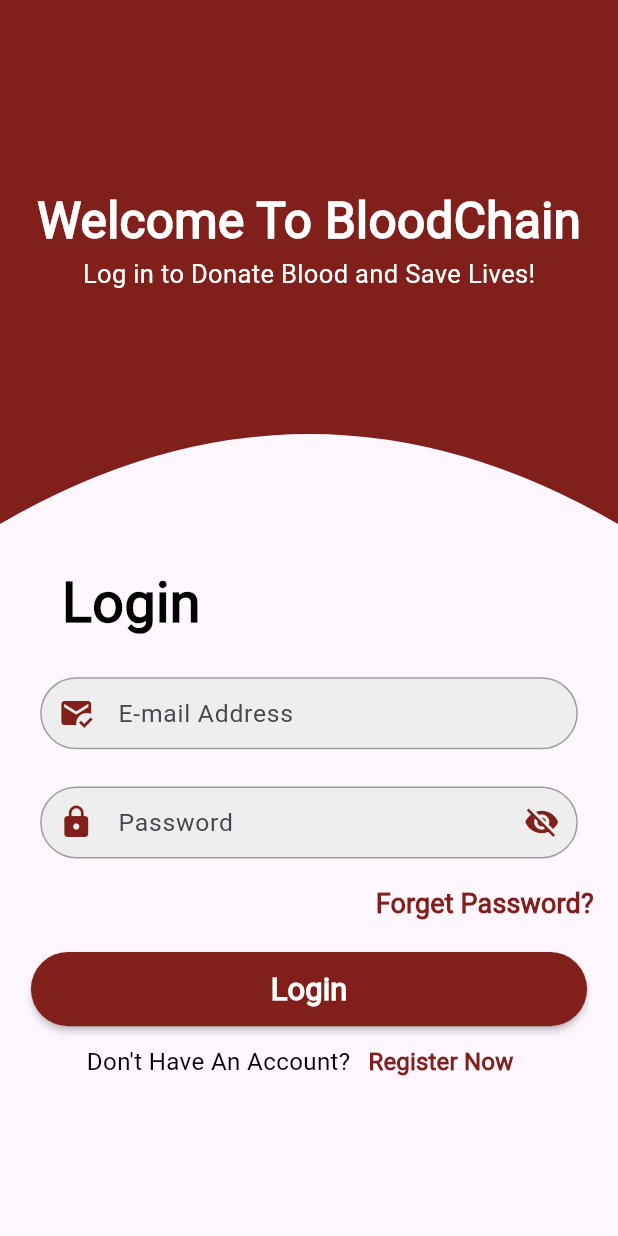
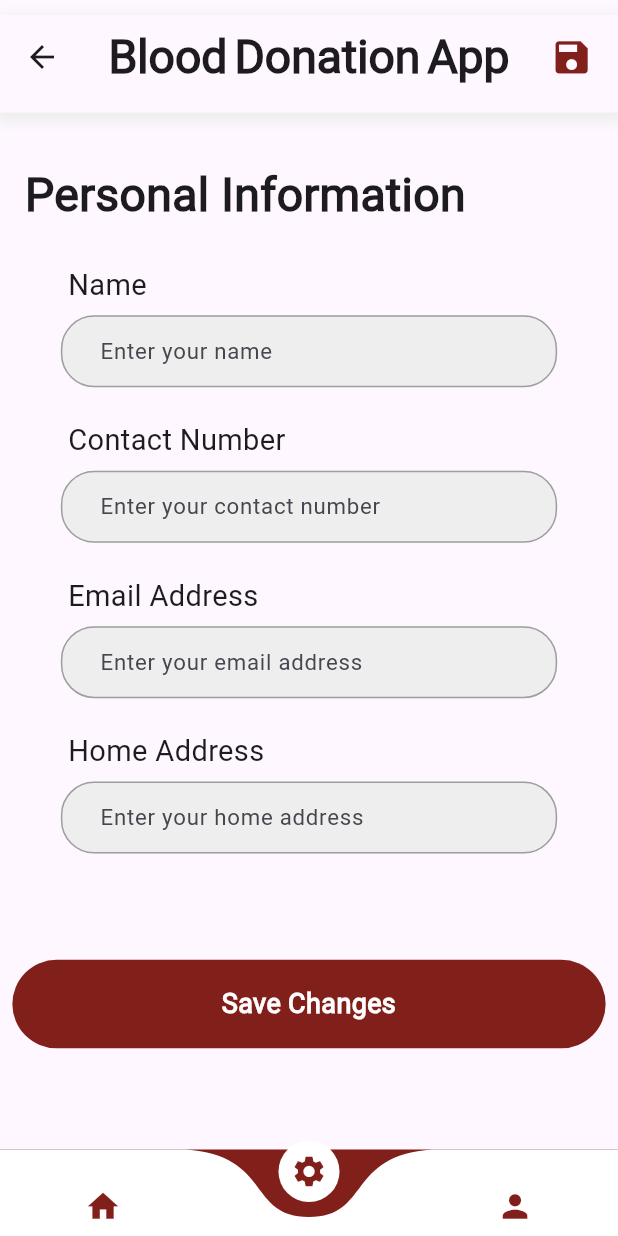
Before and after one commit to ramywael/Graduation, a Flutter app: the screen it shows after launch, on a phone screen of 412 x 824 dp. Run offline on Flutter 3.47's test engine with Material 3 defaults, Android fonts, the phone set to English and light mode, and no system bars; drawn by our look-alikes of curved_navigation_bar; our stand-ins replace cloud_firestore, email_validator, firebase_auth, firebase_core, firebase_storage, flutter_bloc and 5 more; accounts and stored records are empty.

Commit message:
- edit_personal_details and chat screens - made them responsive - refactored them

```diff
--- /dev/null
+++ b/lib/custom_widgets/edit_personal_details/field_with_its_text.dart
@@ -0,0 +1,41 @@
+import 'package:flutter/material.dart';
+import '../login_and_signup_screens/custom_text_form_field.dart';
+
+class FieldAndItsText extends StatelessWidget {
+  const FieldAndItsText({super.key,
+    required this.screenWidth,
+    required this.controller,
+    required this.type,
+    required this.hintText,
+    required this.text
+  });
+  final String text;
+  final TextEditingController controller;
+  final TextInputType type;
+  final double screenWidth;
+  final String hintText;
+  @override
+  Widget build(BuildContext context) {
+    return Column(
+      crossAxisAlignment: CrossAxisAlignment.start,
+      children: [
+        Padding(
+          padding: EdgeInsets.only(left: MediaQuery.of(context).size.width * 0.07),
+          child: Text(
+            text,
+            style: TextStyle(
+                fontFamily: 'Roboto',
+                fontSize: screenWidth * 0.047
+            ),
+          ),
+        ),
+        CustomTextFormField(
+          controller: controller,
+          inputType: type,
+          hintText: hintText,
+          screenWidth: screenWidth * 0.9,
+        )
+      ],
+    );
+  }
+}
--- a/lib/register.dart
+++ b/lib/register.dart
@@ -1,5 +1,7 @@
 import 'package:firebase_auth/firebase_auth.dart';
 import 'package:flutter/material.dart';
+import 'package:grad/screens/chat/chat_view.dart';
+import 'package:grad/screens/edit_personal_details/edit_personal_details.dart';
 import 'package:grad/screens/home/user_home_page.dart';
 import 'package:grad/screens/login_signup_forgetpass_screens/forget_password.dart';
 import 'package:grad/screens/login_signup_forgetpass_screens/login.dart';
@@ -22,7 +24,7 @@ class DonationBlood extends StatelessWidget {
       //     : const SplashScreen(),                /// This is the original code
 
 
-      home: const LoginView(),
+      home: EditPersonalDetails(),
       routes: {
         ResetPasswordView.id : (context)=>  const ResetPasswordView(),
       },
--- /dev/null
+++ b/lib/screens/edit_personal_details/edit_personal_details.dart
@@ -0,0 +1,148 @@
+import 'package:flutter/material.dart';
+import 'package:grad/constants/constant.dart';
+import 'package:grad/custom_widgets/curved_navigation_bar.dart';
+import 'package:grad/custom_widgets/edit_personal_details/field_with_its_text.dart';
+import 'package:grad/custom_widgets/profile_components/custom_button.dart';
+import 'package:grad/screens/chatbot_profile_rate_screens/profile.dart';
+import 'package:grad/screens/home/user_home_page.dart';
+
+class EditPersonalDetails extends StatelessWidget {
+  EditPersonalDetails({super.key});
+
+  final nameController = TextEditingController();
+  final phoneController = TextEditingController();
+  final emailAddress = TextEditingController();
+  final homeAddress = TextEditingController();
+
+  @override
+  Widget build(BuildContext context) {
+    final screenWidth = MediaQuery.of(context).size.width;
+    final screenHeight = MediaQuery.of(context).size.height;
+    return Scaffold(
+      appBar: PreferredSize(
+        preferredSize: const Size.fromHeight(75),
+        child: Container(
+          margin: EdgeInsets.only(top: screenHeight * 0.012),
+          decoration: BoxDecoration(boxShadow: kBoxShadow),
+          child: AppBar(
+            leading: IconButton(
+              onPressed: () {},
+              icon: const Icon(
+                Icons.arrow_back,
+              ),
+            ),
+            title: Text(
+              'Blood Donation App',
+              style: TextStyle(
+                  fontFamily: 'Roboto',
+                  fontSize: screenWidth * 0.075,
+                  fontWeight: FontWeight.w900,
+                  wordSpacing: -3),
+            ),
+            actions: [
+              Padding(
+                padding: EdgeInsets.only(right: screenHeight * 0.02),
+                child: Icon(
+                  Icons.save,
+                  color: kPrimaryColor,
+                  size: screenWidth * 0.07,
+                ),
+              ),
+            ],
+            centerTitle: true,
+            scrolledUnderElevation: 0,
+          ),
+        ),
+      ),
+      body: SingleChildScrollView(
+          child: Padding(
+            padding: EdgeInsets.only(top: screenHeight * 0.02),
+            child: Column(
+              children: [
+                Padding(
+                  padding: EdgeInsets.all(screenHeight * 0.02),
+                  child: Column(
+                    crossAxisAlignment: CrossAxisAlignment.start,
+                    children: [
+                      Text(
+                        'Personal Information',
+                        style: TextStyle(
+                            fontWeight: FontWeight.bold,
+                            fontSize: screenWidth * 0.075,
+                            fontFamily: 'Roboto'
+                        ),
+                  ),
+                      SizedBox(
+                        height: screenHeight * 0.03,
+                      ),
+                      FieldAndItsText(
+                        screenWidth: screenWidth,
+                        controller: nameController,
+                        type: TextInputType.name,
+                        hintText: 'Enter your name',
+                        text: 'Name',
+                      ),
+                      SizedBox(
+                        height: screenHeight * 0.02,
+                      ),
+                      FieldAndItsText(
+                        screenWidth: screenWidth,
+                        controller: phoneController,
+                        type: TextInputType.phone,
+                        hintText: 'Enter your contact number',
+                        text: 'Contact Number',
+                      ),
+                      SizedBox(
+                        height: screenHeight * 0.02,
+                      ),
+                      FieldAndItsText(
+                        screenWidth: screenWidth,
+                        controller: emailAddress,
+                        type: TextInputType.emailAddress,
+                        hintText: 'Enter your email address',
+                        text: 'Email Address',
+                      ),
+                      SizedBox(
+                        height: screenHeight * 0.02,
+                      ),
+                      FieldAndItsText(
+                        screenWidth: screenWidth,
+                        controller: homeAddress,
+                        type: TextInputType.streetAddress,
+                        hintText: 'Enter your home address',
+                        text: 'Home Address',
+                      ),
+                      SizedBox(
+                        height: screenHeight * 0.045,
+                      ),
+                    ],
+                  ),
+                ),
+                Container(
+                  alignment: Alignment.center,
+                  margin: EdgeInsets.symmetric(horizontal: screenWidth * 0.02),
+                  height: screenHeight * 0.1,
+                  child: CustomButton(
+                    text: 'Save Changes',
+                    onTap: () {},
+                    color: kPrimaryColor,
+                    fontSize: 18,
+                    padding: EdgeInsets.symmetric(vertical: screenWidth * 0.04),
+                  ),
+                )
+              ],
+            ),
+          ),
+      ),
+      bottomNavigationBar: CustomCurvedNavBar(
+        icon1: Icons.home,
+        icon2: Icons.settings,
+        icon3: Icons.person,
+        screens: [
+          const HomePage(),
+          EditPersonalDetails(),
+          const ProfileView(),
+        ],),
+    );
+  }
+}
```
Also changed, not shown: lib/custom_widgets/chat/chat_list_view.dart (added, +35 -0 lines), lib/custom_widgets/chat/friend_chat_bubble.dart (added, +38 -0 lines), lib/custom_widgets/chat/my_chat_bubble.dart (added, +37 -0 lines), lib/custom_widgets/chatbot/bottom_app_bar.dart (+7 -29 lines), lib/screens/chat/chat_view.dart (added, +108 -0 lines).
